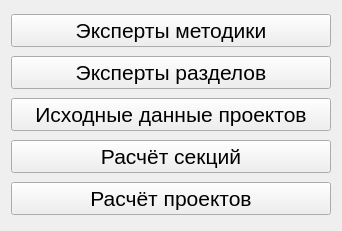
First picture: the form in expertreviewlib/modechooser.ui, repository AndreyMlashkin/ExpertReview, before the edit.
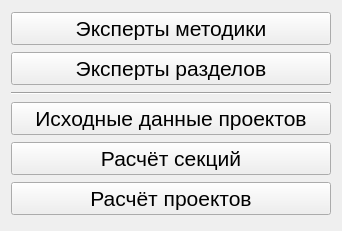
Second picture: the form after the edit.

Commit message: first steps to apply expert's ui

```diff
--- a/expertreviewlib/modechooser.ui
+++ b/expertreviewlib/modechooser.ui
@@ -38,6 +38,13 @@
      </property>
     </widget>
    </item>
+   <item>
+    <widget class="Line" name="line">
+     <property name="orientation">
+      <enum>Qt::Horizontal</enum>
+     </property>
+    </widget>
+   </item>
    <item>
     <widget class="QPushButton" name="sourceData">
      <property name="font">
```
The commit also changes 4 other files.
